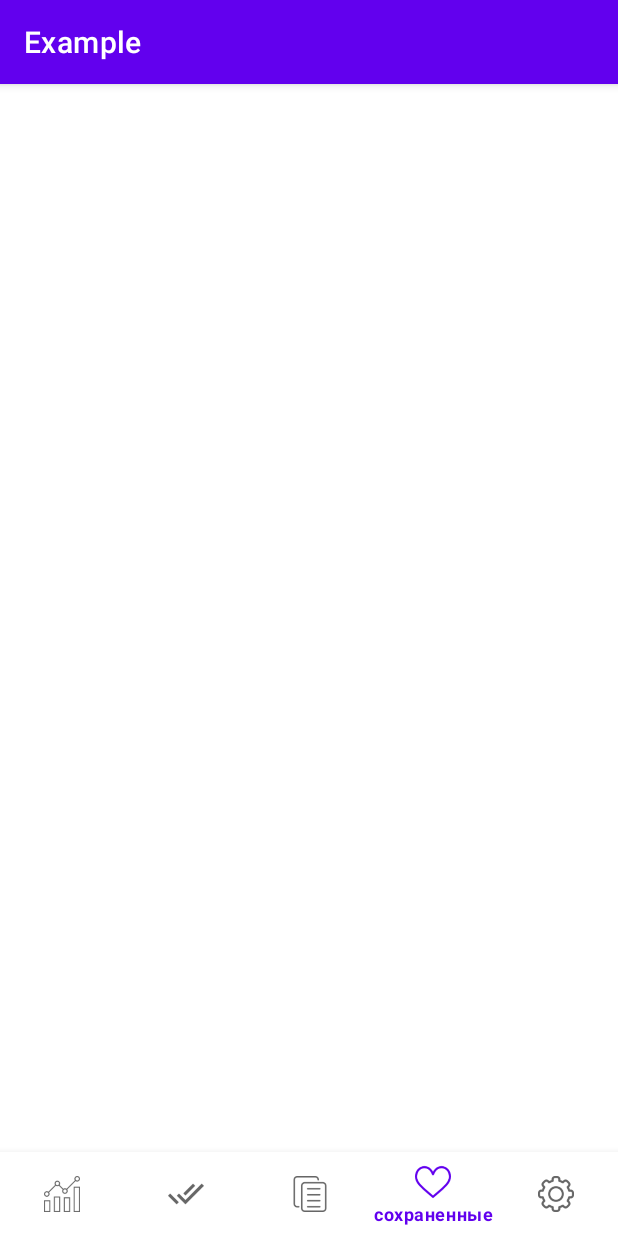
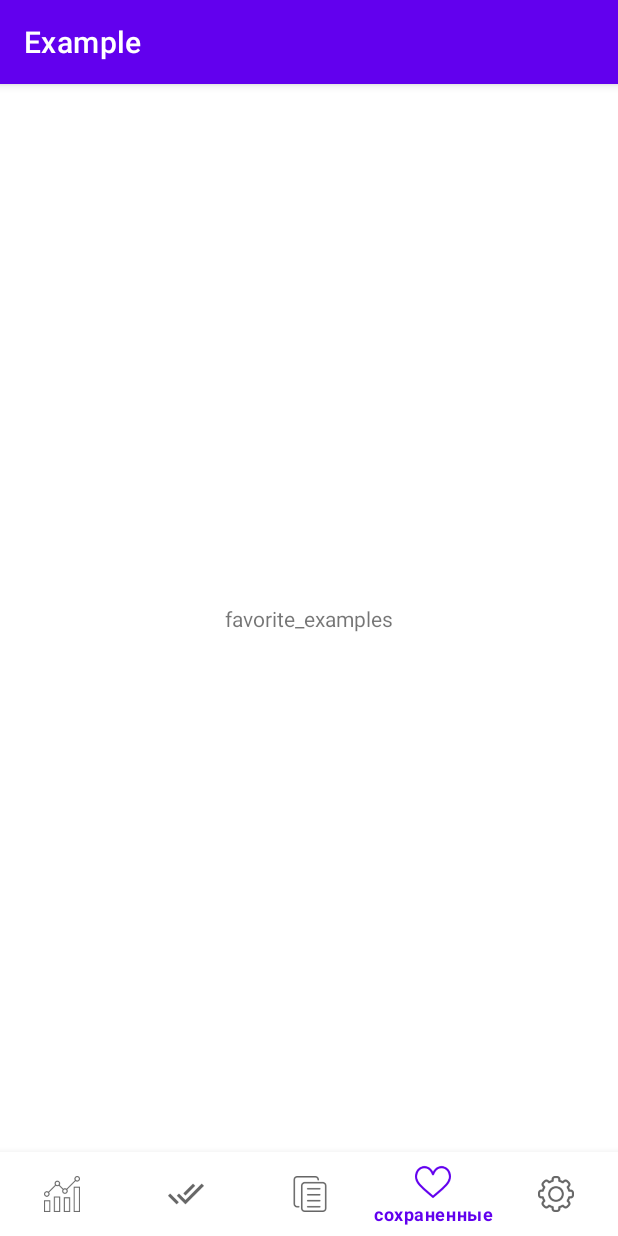
Before and after one commit to bushmv/example, an Android app: the screen it shows after launch (MainActivity), item 4 of the bottom bar chosen, on a phone screen of 412 x 824 dp. Run offline under Robolectric (Android 15) with nearby library versions, the phone set to English and light mode, and no system bars; our stand-ins replace navigation-ui.

Commit message:
Add base navigation between fragments

```diff
--- a/app/build.gradle
+++ b/app/build.gradle
@@ -1,6 +1,7 @@
 plugins {
     id 'com.android.application'
     id 'kotlin-android'
+    id 'androidx.navigation.safeargs'
 }
 
 android {
@@ -46,4 +47,10 @@ dependencies {
     testImplementation 'junit:junit:4.13.2'
     androidTestImplementation 'androidx.test.ext:junit:1.1.3'
     androidTestImplementation 'androidx.test.espresso:espresso-core:3.4.0'
+    implementation("androidx.fragment:fragment-ktx:1.3.6")
+
+    // navigation
+    def navigation_version = "2.3.5"
+    implementation("androidx.navigation:navigation-fragment-ktx:$navigation_version")
+    implementation("androidx.navigation:navigation-ui-ktx:$navigation_version")
 }
--- a/app/src/main/java/com/example/bushv/example/MainActivity.kt
+++ b/app/src/main/java/com/example/bushv/example/MainActivity.kt
@@ -2,10 +2,22 @@ package com.example.bushv.example
 
 import androidx.appcompat.app.AppCompatActivity
 import android.os.Bundle
+import androidx.navigation.NavController
+import androidx.navigation.Navigation
+import androidx.navigation.ui.setupWithNavController
+import com.example.bushv.example.databinding.ActivityMainBinding
 
 class MainActivity : AppCompatActivity() {
+
+    private lateinit var navController: NavController
+    private lateinit var binding: ActivityMainBinding
+
     override fun onCreate(savedInstanceState: Bundle?) {
         super.onCreate(savedInstanceState)
-        setContentView(R.layout.activity_main)
+        binding = ActivityMainBinding.inflate(layoutInflater)
+        setContentView(binding.root)
+        navController = Navigation.findNavController(this, R.id.nav_host_fragment_container)
+        binding.bottomNavigation.setupWithNavController(navController)
+        binding.bottomNavigation.selectedItemId = R.id.themeChooserFragment
     }
 }
--- a/app/src/main/java/com/example/bushv/example/presentation/fragments/CompletedThemesFragment.kt
+++ b/app/src/main/java/com/example/bushv/example/presentation/fragments/CompletedThemesFragment.kt
@@ -1,6 +1,21 @@
 package com.example.bushv.example.presentation.fragments
 
+import android.os.Bundle
+import android.view.LayoutInflater
+import android.view.View
+import android.view.ViewGroup
 import androidx.fragment.app.Fragment
+import com.example.bushv.example.databinding.FragCompletedThemesBinding
 
 class CompletedThemesFragment: Fragment() {
+    private lateinit var binding: FragCompletedThemesBinding
+
+    override fun onCreateView(
+        inflater: LayoutInflater,
+        container: ViewGroup?,
+        savedInstanceState: Bundle?
+    ): View {
+        binding = FragCompletedThemesBinding.inflate(inflater, container, false)
+        return binding.root
+    }
 }
--- a/app/src/main/java/com/example/bushv/example/presentation/fragments/FavoriteExamplesFragment.kt
+++ b/app/src/main/java/com/example/bushv/example/presentation/fragments/FavoriteExamplesFragment.kt
@@ -1,6 +1,21 @@
 package com.example.bushv.example.presentation.fragments
 
+import android.os.Bundle
+import android.view.LayoutInflater
+import android.view.View
+import android.view.ViewGroup
 import androidx.fragment.app.Fragment
+import com.example.bushv.example.databinding.FragFavoriteExamplesBinding
 
 class FavoriteExamplesFragment: Fragment() {
+    private lateinit var binding: FragFavoriteExamplesBinding
+
+    override fun onCreateView(
+        inflater: LayoutInflater,
+        container: ViewGroup?,
+        savedInstanceState: Bundle?
+    ): View {
+        binding = FragFavoriteExamplesBinding.inflate(inflater, container, false)
+        return binding.root
+    }
 }
--- a/app/src/main/java/com/example/bushv/example/presentation/fragments/SettingsFragment.kt
+++ b/app/src/main/java/com/example/bushv/example/presentation/fragments/SettingsFragment.kt
@@ -1,6 +1,21 @@
 package com.example.bushv.example.presentation.fragments
 
+import android.os.Bundle
+import android.view.LayoutInflater
+import android.view.View
+import android.view.ViewGroup
 import androidx.fragment.app.Fragment
+import com.example.bushv.example.databinding.FragSettingsBinding
 
 class SettingsFragment: Fragment() {
+    private lateinit var binding: FragSettingsBinding
+
+    override fun onCreateView(
+        inflater: LayoutInflater,
+        container: ViewGroup?,
+        savedInstanceState: Bundle?
+    ): View {
+        binding = FragSettingsBinding.inflate(inflater, container, false)
+        return binding.root
+    }
 }
--- a/app/src/main/java/com/example/bushv/example/presentation/fragments/StatisticsFragment.kt
+++ b/app/src/main/java/com/example/bushv/example/presentation/fragments/StatisticsFragment.kt
@@ -1,6 +1,21 @@
 package com.example.bushv.example.presentation.fragments
 
+import android.os.Bundle
+import android.view.LayoutInflater
+import android.view.View
+import android.view.ViewGroup
 import androidx.fragment.app.Fragment
+import com.example.bushv.example.databinding.FragStatisticsBinding
 
 class StatisticsFragment: Fragment() {
+    private lateinit var binding: FragStatisticsBinding
+
+    override fun onCreateView(
+        inflater: LayoutInflater,
+        container: ViewGroup?,
+        savedInstanceState: Bundle?
+    ): View {
+        binding = FragStatisticsBinding.inflate(inflater, container, false)
+        return binding.root
+    }
 }
--- a/app/src/main/java/com/example/bushv/example/presentation/fragments/ThemeChooserFragment.kt
+++ b/app/src/main/java/com/example/bushv/example/presentation/fragments/ThemeChooserFragment.kt
@@ -1,7 +1,23 @@
 package com.example.bushv.example.presentation.fragments
 
+import android.os.Bundle
+import android.view.LayoutInflater
+import android.view.View
+import android.view.ViewGroup
 import androidx.fragment.app.Fragment
+import com.example.bushv.example.databinding.FragThemeChooserBinding
 
 class ThemeChooserFragment: Fragment() {
 
+    private lateinit var binding: FragThemeChooserBinding
+
+    override fun onCreateView(
+        inflater: LayoutInflater,
+        container: ViewGroup?,
+        savedInstanceState: Bundle?
+    ): View {
+        binding = FragThemeChooserBinding.inflate(inflater, container, false)
+        return binding.root
+    }
+
 }
--- a/app/src/main/res/layout/activity_main.xml
+++ b/app/src/main/res/layout/activity_main.xml
@@ -5,6 +5,18 @@
     android:layout_width="match_parent"
     android:layout_height="match_parent"
     tools:context=".MainActivity">
+
+    <fragment
+        android:id="@+id/nav_host_fragment_container"
+        android:name="androidx.navigation.fragment.NavHostFragment"
+        android:layout_width="0dp"
+        android:layout_height="0dp"
+        app:defaultNavHost="true"
+        app:navGraph="@navigation/navigation"
+        app:layout_constraintBottom_toTopOf="@+id/bottom_navigation"
+        app:layout_constraintEnd_toEndOf="parent"
+        app:layout_constraintStart_toStartOf="parent"
+        app:layout_constraintTop_toTopOf="parent" />
 
     <com.google.android.material.bottomnavigation.BottomNavigationView
         android:id="@+id/bottom_navigation"
--- a/app/src/main/res/layout/frag_favorite_examples.xml
+++ b/app/src/main/res/layout/frag_favorite_examples.xml
@@ -1,6 +1,17 @@
 <?xml version="1.0" encoding="utf-8"?>
 <androidx.constraintlayout.widget.ConstraintLayout xmlns:android="http://schemas.android.com/apk/res/android"
+    xmlns:app="http://schemas.android.com/apk/res-auto"
+    xmlns:tools="http://schemas.android.com/tools"
     android:layout_width="match_parent"
     android:layout_height="match_parent">
 
+    <TextView
+        android:id="@+id/textView5"
+        android:layout_width="wrap_content"
+        android:layout_height="wrap_content"
+        android:text="favorite_examples"
+        app:layout_constraintBottom_toBottomOf="parent"
+        app:layout_constraintEnd_toEndOf="parent"
+        app:layout_constraintStart_toStartOf="parent"
+        app:layout_constraintTop_toTopOf="parent" />
 </androidx.constraintlayout.widget.ConstraintLayout>
--- a/app/src/main/res/menu/bottom_navigation_menu.xml
+++ b/app/src/main/res/menu/bottom_navigation_menu.xml
@@ -1,18 +1,23 @@
 <?xml version="1.0" encoding="utf-8"?>
 <menu xmlns:android="http://schemas.android.com/apk/res/android">
     <item
+        android:id="@+id/statisticsFragment"
         android:icon="@drawable/main_menu_ic_statistics"
         android:title="@string/main_menu_statistics" />
     <item
+        android:id="@+id/completedThemesFragment"
         android:icon="@drawable/main_menu_ic_done"
         android:title="@string/main_menu_completed"/>
     <item
+        android:id="@+id/themeChooserFragment"
         android:icon="@drawable/main_menu_ic_main"
         android:title="@string/main_menu_main"/>
     <item
+        android:id="@+id/favoriteExamplesFragment"
         android:icon="@drawable/main_menu_ic_like"
         android:title="@string/main_menu_saved"/>
     <item
+        android:id="@+id/settingsFragment"
         android:icon="@drawable/main_menu_ic_settings"
         android:title="@string/main_menu_settings"/>
 
--- /dev/null
+++ b/app/src/main/res/navigation/navigation.xml
@@ -0,0 +1,27 @@
+<?xml version="1.0" encoding="utf-8"?>
+<navigation xmlns:android="http://schemas.android.com/apk/res/android"
+    xmlns:app="http://schemas.android.com/apk/res-auto"
+    android:id="@+id/navigation"
+    app:startDestination="@id/themeChooserFragment">
+
+    <fragment
+        android:id="@+id/statisticsFragment"
+        android:name="com.example.bushv.example.presentation.fragments.StatisticsFragment"
+        android:label="StatisticsFragment" />
+    <fragment
+        android:id="@+id/completedThemesFragment"
+        android:name="com.example.bushv.example.presentation.fragments.CompletedThemesFragment"
+        android:label="CompletedThemesFragment" />
+    <fragment
+        android:id="@+id/themeChooserFragment"
+        android:name="com.example.bushv.example.presentation.fragments.ThemeChooserFragment"
+        android:label="ThemeChooserFragment" />
+    <fragment
+        android:id="@+id/favoriteExamplesFragment"
+        android:name="com.example.bushv.example.presentation.fragments.FavoriteExamplesFragment"
+        android:label="FavoriteExamplesFragment" />
+    <fragment
+        android:id="@+id/settingsFragment"
+        android:name="com.example.bushv.example.presentation.fragments.SettingsFragment"
+        android:label="SettingsFragment" />
+</navigation>
--- a/build.gradle
+++ b/build.gradle
@@ -9,6 +9,8 @@ buildscript {
         classpath "com.android.tools.build:gradle:4.2.2"
         classpath "org.jetbrains.kotlin:kotlin-gradle-plugin:$kotlin_version"
 
+        def nav_version = "2.3.5"
+        classpath("androidx.navigation:navigation-safe-args-gradle-plugin:$nav_version")
         // NOTE: Do not place your application dependencies here; they belong
         // in the individual module build.gradle files
     }
```
